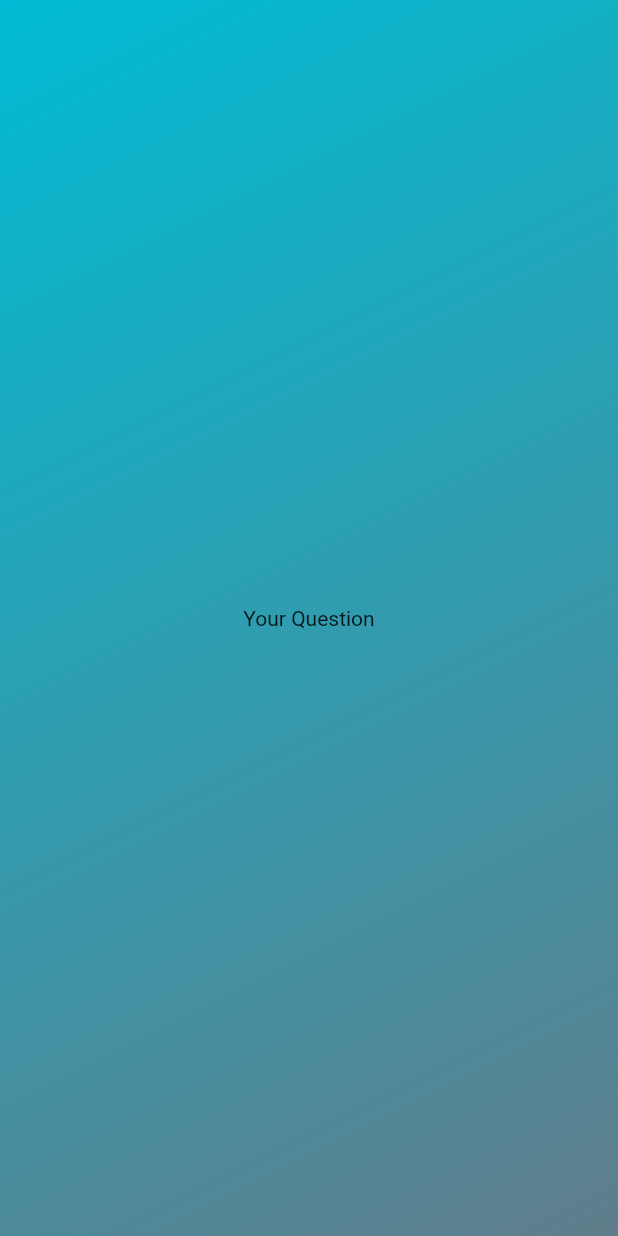
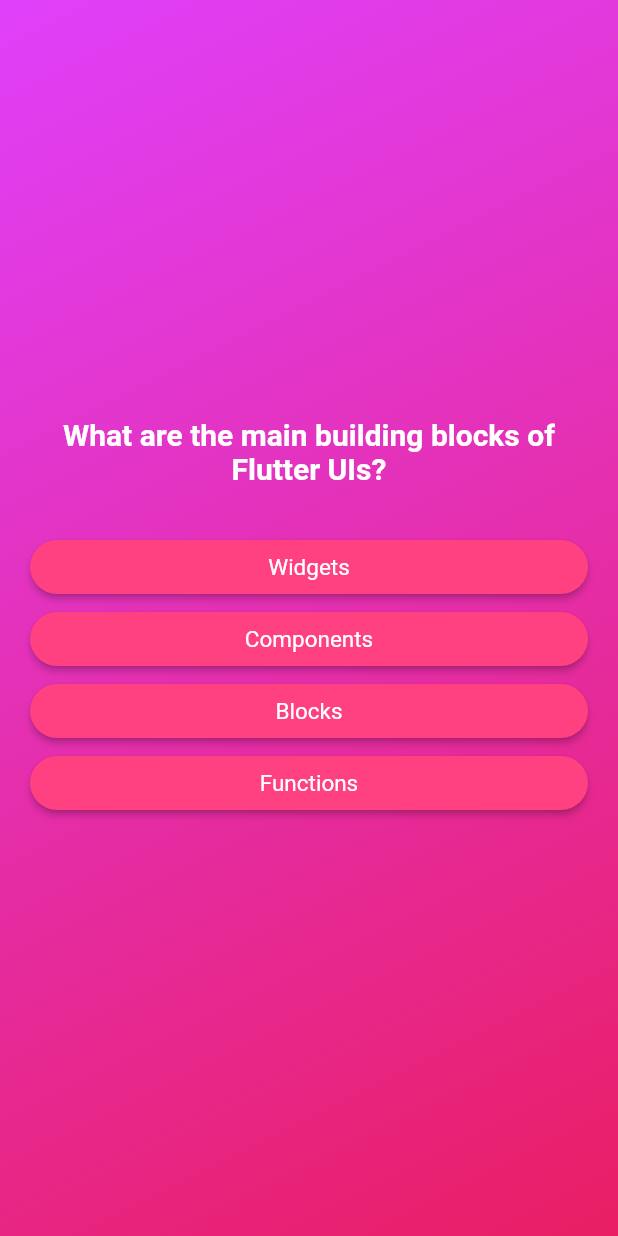
Before and after one commit to lbnmahs/quizzer, a Flutter app: the screen it shows after launch, after a tap on "Start Quiz", on a phone screen of 412 x 824 dp. Run offline on Flutter 3.47's test engine with Material 2 defaults, Android fonts, the phone set to English and light mode, and no system bars.

Commit message:
Passing data to the widgets

```diff
--- /dev/null
+++ b/lib/data/questions.dart
@@ -0,0 +1,55 @@
+import 'package:quizzer/models/questions.model.dart';
+
+const questions = [
+  QuizQuestion(
+    'What are the main building blocks of Flutter UIs?',
+    [
+      'Widgets',
+      'Components',
+      'Blocks',
+      'Functions',
+    ],
+  ),
+  QuizQuestion('How are Flutter UIs built?', [
+    'By combining widgets in code',
+    'By combining widgets in a visual editor',
+    'By defining widgets in config files',
+    'By using XCode for iOS and Android Studio for Android',
+  ]),
+  QuizQuestion(
+    'What\'s the purpose of a StatefulWidget?',
+    [
+      'Update UI as data changes',
+      'Update data as UI changes',
+      'Ignore data changes',
+      'Render UI that does not depend on data',
+    ],
+  ),
+  QuizQuestion(
+    'Which widget should you try to use more often: StatelessWidget or StatefulWidget?',
+    [
+      'StatelessWidget',
+      'StatefulWidget',
+      'Both are equally good',
+      'None of the above',
+    ],
+  ),
+  QuizQuestion(
+    'What happens if you change data in a StatelessWidget?',
+    [
+      'The UI is not updated',
+      'The UI is updated',
+      'The closest StatefulWidget is updated',
+      'Any nested StatefulWidgets are updated',
+    ],
+  ),
+  QuizQuestion(
+    'How should you update data inside of StatefulWidgets?',
+    [
+      'By calling setState()',
+      'By calling updateData()',
+      'By calling updateUI()',
+      'By calling updateState()',
+    ],
+  ),
+];
--- /dev/null
+++ b/lib/models/questions.model.dart
@@ -0,0 +1,7 @@
+class QuizQuestion {
+  const QuizQuestion(this.question, this.answers);
+
+  final String question;
+  final List<String> answers;
+
+}
--- a/lib/quiz_screen.dart
+++ b/lib/quiz_screen.dart
@@ -1,4 +1,5 @@
 import 'package:flutter/material.dart';
+import 'package:quizzer/data/questions.dart';
 
 class QuizScreen extends StatefulWidget {
   const QuizScreen({super.key});
@@ -10,17 +11,68 @@ class QuizScreen extends StatefulWidget {
 }
 
 class _QuizScreen extends State<QuizScreen> {
+  var currentQuestion = questions[0];
   @override
   Widget build(context) {
     return Container(
       decoration: const BoxDecoration(
         gradient: LinearGradient(
-          colors: [Colors.cyan, Colors.blueGrey],
+          colors: [Colors.purpleAccent, Colors.pink],
           begin: Alignment.topLeft,
           end: Alignment.bottomRight
         )
       ),
-      child: const Center(child: Text('Your Question'))
+      padding: const EdgeInsets.all(20),
+      child: Center(
+        child: Column(
+          mainAxisAlignment: MainAxisAlignment.center,
+          crossAxisAlignment: CrossAxisAlignment.stretch,
+          children: [
+            Text(
+              currentQuestion.question,
+              style: const TextStyle(
+                color: Colors.white,
+                fontSize: 20,
+                fontWeight: FontWeight.w700
+              ),
+              textAlign: TextAlign.center,
+            ),
+            const SizedBox(height: 30,),
+            ...currentQuestion.answers.map((answer){
+              return AnswerButton(answer, (){});
+            })
+          ],
+        )
+      )
     );
   }
 }
+
+class AnswerButton extends StatelessWidget {
+  const AnswerButton(this.answerText, this.onTap, {super.key});
+  final String answerText;
+  final void Function() onTap;
+
+  @override
+  Widget build(context) {
+    return  ElevatedButton(
+      onPressed: onTap,
+      style: ElevatedButton.styleFrom(
+        backgroundColor: Colors.pinkAccent,
+        foregroundColor: Colors.white,
+        shape: RoundedRectangleBorder(
+          borderRadius: BorderRadius.circular(20),
+        ),
+
+      ),
+      child: Text(
+        answerText,
+        style: const TextStyle(
+          color: Colors.white,
+          fontSize: 15,
+          fontWeight: FontWeight.w400
+        ),
+      )
+    );
+  }
+}
--- a/lib/start_screen.dart
+++ b/lib/start_screen.dart
@@ -10,7 +10,7 @@ class StartScreen extends StatelessWidget {
     return Container(
       decoration: const BoxDecoration(
         gradient: LinearGradient(
-          colors: [ Colors.deepOrange, Colors.deepPurple ],
+          colors: [ Colors.cyan, Colors.blueAccent ],
           begin: Alignment.topLeft,
           end:  Alignment.bottomRight
         )
@@ -46,8 +46,8 @@ class StartScreen extends StatelessWidget {
             ElevatedButton(
               onPressed: startQuiz,
               style: ElevatedButton.styleFrom(
-                padding: const EdgeInsets.symmetric(horizontal: 20, vertical: 15),
-                backgroundColor: Colors.orangeAccent,
+                padding: const EdgeInsets.symmetric(horizontal: 20, vertical: 10),
+                backgroundColor: Color.fromARGB(255, 224, 145, 41),
                 foregroundColor: Colors.white,
                 textStyle: const TextStyle(
                   color: Colors.white,
```
